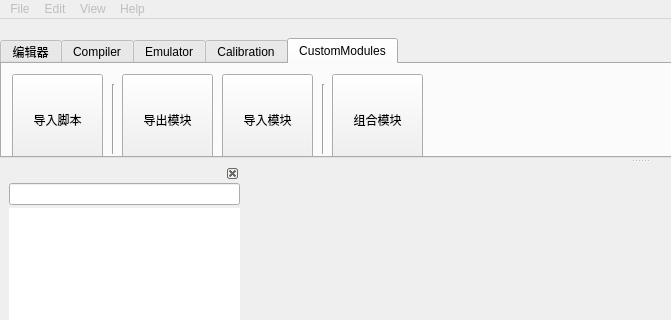
Above: dialogs/mainwindow.ui from L-Net-1992/ADAS_AD_Developer before the change; both pictures show x 0 to 671 and y 0 to 320 of the 1280 by 800 pixel window. Below: the same form after it.
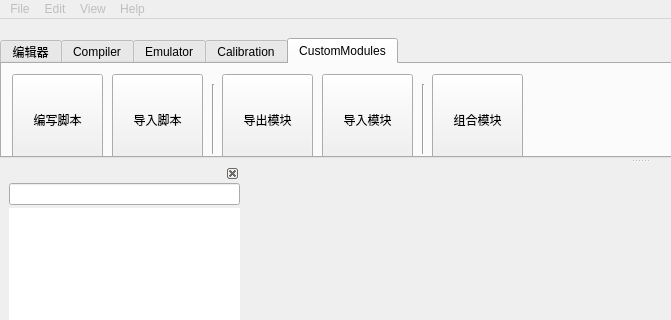
That is the form after the change. Icons and pictures are not drawn. Custom widgets are drawn as their Qt base class.

Patch:
```diff
--- a/dialogs/mainwindow.ui
+++ b/dialogs/mainwindow.ui
@@ -1171,7 +1171,7 @@
         <widget class="QToolButton" name="pb_import">
          <property name="geometry">
           <rect>
-           <x>10</x>
+           <x>110</x>
            <y>10</y>
            <width>91</width>
            <height>91</height>
@@ -1200,7 +1200,7 @@
         <widget class="QToolButton" name="pb_import_module">
          <property name="geometry">
           <rect>
-           <x>220</x>
+           <x>320</x>
            <y>10</y>
            <width>91</width>
            <height>91</height>
@@ -1229,7 +1229,7 @@
         <widget class="QToolButton" name="pb_export_module">
          <property name="geometry">
           <rect>
-           <x>120</x>
+           <x>220</x>
            <y>10</y>
            <width>91</width>
            <height>91</height>
@@ -1261,7 +1261,7 @@
          </property>
          <property name="geometry">
           <rect>
-           <x>110</x>
+           <x>210</x>
            <y>20</y>
            <width>3</width>
            <height>70</height>
@@ -1280,7 +1280,7 @@
          </property>
          <property name="geometry">
           <rect>
-           <x>320</x>
+           <x>420</x>
            <y>20</y>
            <width>3</width>
            <height>70</height>
@@ -1296,7 +1296,7 @@
         <widget class="QToolButton" name="pb_merge_module">
          <property name="geometry">
           <rect>
-           <x>330</x>
+           <x>430</x>
            <y>10</y>
            <width>91</width>
            <height>91</height>
@@ -1322,6 +1322,35 @@
           <enum>Qt::ToolButtonTextUnderIcon</enum>
          </property>
         </widget>
+        <widget class="QToolButton" name="pb_edit_script">
+         <property name="geometry">
+          <rect>
+           <x>10</x>
+           <y>10</y>
+           <width>91</width>
+           <height>91</height>
+          </rect>
+         </property>
+         <property name="focusPolicy">
+          <enum>Qt::NoFocus</enum>
+         </property>
+         <property name="text">
+          <string>编写脚本</string>
+         </property>
+         <property name="icon">
+          <iconset resource="../image.qrc">
+           <normaloff>:/res/edit_script.png</normaloff>:/res/edit_script.png</iconset>
+         </property>
+         <property name="iconSize">
+          <size>
+           <width>24</width>
+           <height>24</height>
+          </size>
+         </property>
+         <property name="toolButtonStyle">
+          <enum>Qt::ToolButtonTextUnderIcon</enum>
+         </property>
+        </widget>
        </widget>
       </widget>
      </item>
```
